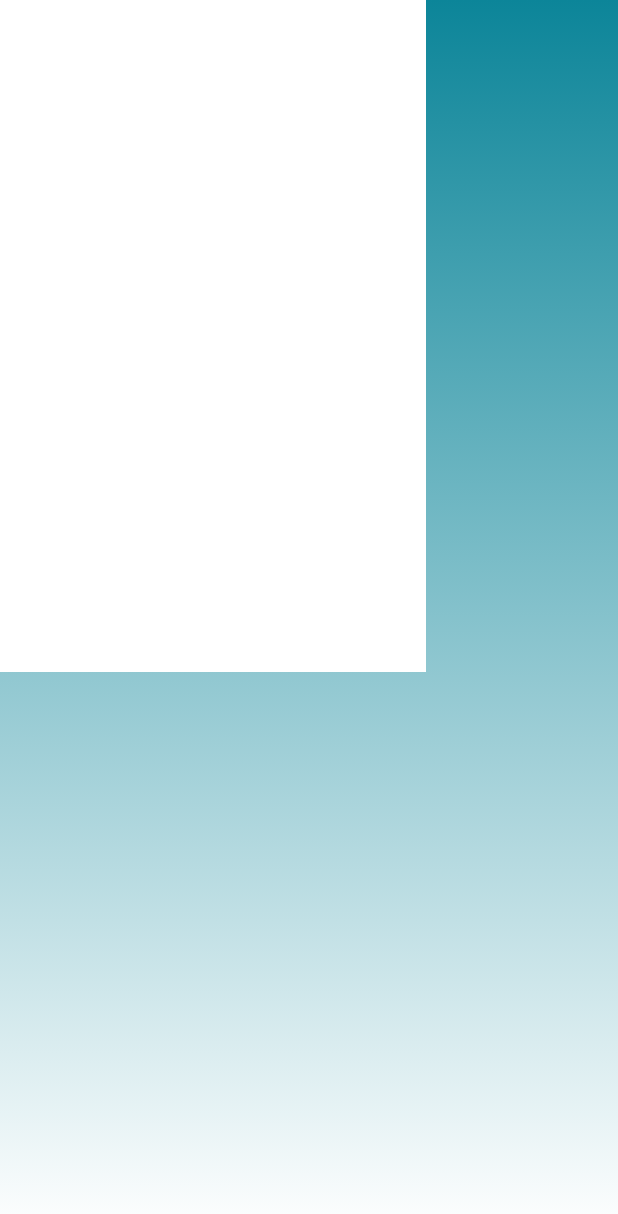
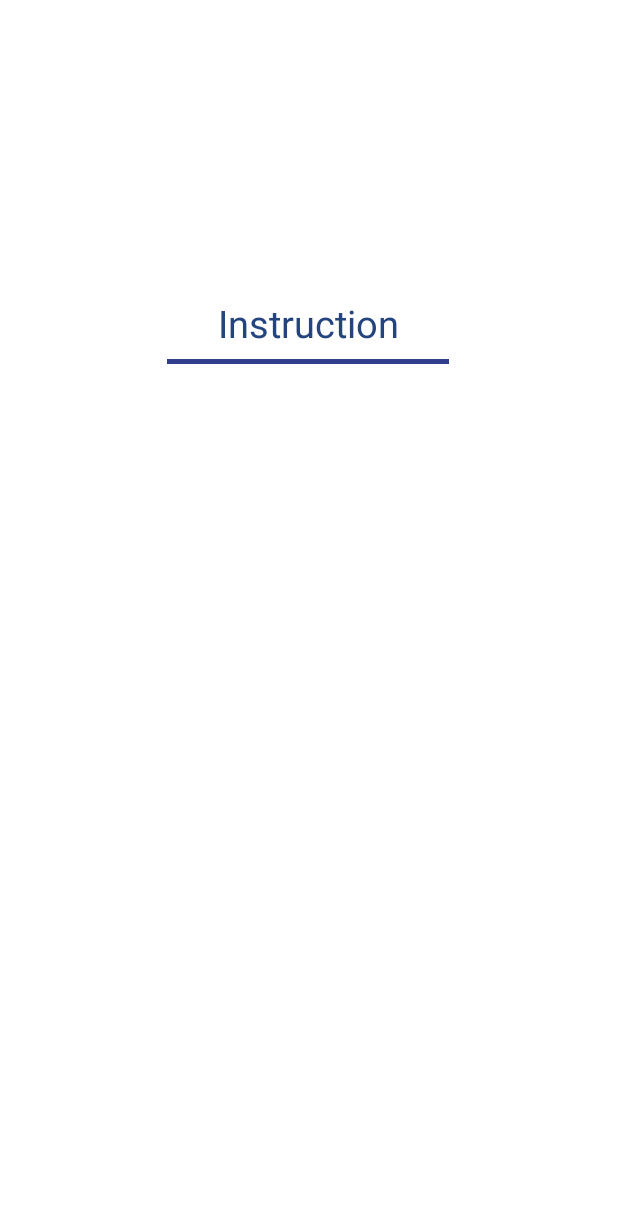
Before and after one commit to CMPUT301W23T17/JellyFizz, an Android app: the layout instruction_dialog.xml on its own in the app's theme, with its tools: preview values and no code run, on a phone screen of 412 x 824 dp. Shown: the top 1214 px of the screen. Run offline under Robolectric (Android 15) with nearby library versions, the phone set to English and light mode, and no system bars; Roboto replaces fonts that are not available here.

Commit message:
Instruction_Dialog Finish

```diff
--- a/QR_Code_Hunter/app/src/main/java/com/example/qr_code_hunter/Instruction_Dialog.java
+++ b/QR_Code_Hunter/app/src/main/java/com/example/qr_code_hunter/Instruction_Dialog.java
@@ -4,6 +4,9 @@ import android.app.AlertDialog;
 import android.app.Dialog;
 import android.content.DialogInterface;
 import android.os.Bundle;
+import android.view.LayoutInflater;
+import android.view.View;
+import android.widget.TextView;
 
 import androidx.appcompat.app.AppCompatDialogFragment;
 
@@ -11,16 +14,30 @@ public class Instruction_Dialog extends AppCompatDialogFragment {
     public Dialog onCreateDialog (Bundle savedInstanceState){
         AlertDialog.Builder builder = new AlertDialog.Builder(getActivity());
 
+        // Get the layout inflater
+        LayoutInflater inflater = requireActivity().getLayoutInflater();
 
+        // Inflate the layout for the dialog
+        View view = inflater.inflate(R.layout.instruction_dialog, null);
 
+//        // Customize the dialog UI
+//        TextView titleTextView = view.findViewById(R.id.title);
+//        titleTextView.setText("Enter your name");
 
+        // Add the view to the dialog builder
+        builder.setView(view);
 
-
-
-
-
-
-
+//        // Add action buttons
+//        builder.setPositiveButton("Submit", new DialogInterface.OnClickListener() {
+//                    public void onClick(DialogInterface dialog, int id) {
+//                        // User clicked OK button
+//                    }
+//                })
+//                .setNegativeButton("Cancel", new DialogInterface.OnClickListener() {
+//                    public void onClick(DialogInterface dialog, int id) {
+//                        // User cancelled the dialog
+//                    }
+//                });
 
 //        // Set the dialog title and message
 //        builder.setTitle("My Dialog")
--- /dev/null
+++ b/QR_Code_Hunter/app/src/main/res/drawable/rectangle_3.xml
@@ -0,0 +1,20 @@
+<?xml version="1.0" encoding="utf-8"?>
+<vector
+    xmlns:android="http://schemas.android.com/apk/res/android"
+    xmlns:aapt="http://schemas.android.com/aapt"
+    android:width="313dp"
+    android:height="5dp"
+    android:viewportWidth="313"
+    android:viewportHeight="67"
+    >
+
+    <group>
+
+        <path
+            android:pathData="M0 0V67H313V0"
+            android:fillColor="#313E8C"
+            />
+
+    </group>
+
+</vector>
--- a/QR_Code_Hunter/app/src/main/res/layout/instruction_dialog.xml
+++ b/QR_Code_Hunter/app/src/main/res/layout/instruction_dialog.xml
@@ -7,7 +7,6 @@
     android:layout_width="match_parent"
     android:layout_height="match_parent"
     tools:context=".HomepageFragment"
-    android:background="@drawable/gradient"
     >
 
     <androidx.constraintlayout.widget.ConstraintLayout
@@ -16,14 +15,45 @@
 
         <TextView
             android:id="@+id/title"
-            android:layout_width="284dp"
-            android:layout_height="448dp"
-            android:background="@color/white"
+            android:layout_width="250dp"
+            android:layout_height="460dp"
             android:gravity="top"
             android:textAlignment="center"
-            tools:ignore="MissingConstraints,RtlCompat"
-            tools:layout_editor_absoluteX="62dp"
-            tools:layout_editor_absoluteY="76dp" />
+            app:layout_constraintBottom_toBottomOf="parent"
+            app:layout_constraintEnd_toEndOf="parent"
+            app:layout_constraintHorizontal_bias="0.495"
+            app:layout_constraintStart_toStartOf="parent"
+            app:layout_constraintTop_toTopOf="parent"
+            app:layout_constraintVertical_bias="0.497"
+            tools:ignore="MissingConstraints,RtlCompat" />
+
+        <TextView
+            android:id="@+id/instruction_text"
+            android:layout_width="wrap_content"
+            android:layout_height="wrap_content"
+            android:text="Instruction"
+            android:textColor="#23447E"
+            android:textSize="25dp"
+            app:layout_constraintBottom_toBottomOf="@+id/title"
+            app:layout_constraintEnd_toEndOf="@+id/title"
+            app:layout_constraintHorizontal_bias="0.506"
+            app:layout_constraintStart_toStartOf="@+id/title"
+            app:layout_constraintTop_toTopOf="@+id/title"
+            app:layout_constraintVertical_bias="0.041"
+            tools:ignore="MissingConstraints" />
+
+        <ImageView
+            android:id="@+id/imageView"
+            android:layout_width="188dp"
+            android:layout_height="23dp"
+
+            app:layout_constraintBottom_toBottomOf="@+id/title"
+
+            app:layout_constraintEnd_toEndOf="@+id/title"
+            app:layout_constraintStart_toStartOf="@+id/title"
+            app:layout_constraintTop_toTopOf="@+id/title"
+            app:layout_constraintVertical_bias="0.111"
+            app:srcCompat="@drawable/rectangle_3" />
 
 
     </androidx.constraintlayout.widget.ConstraintLayout>
```
